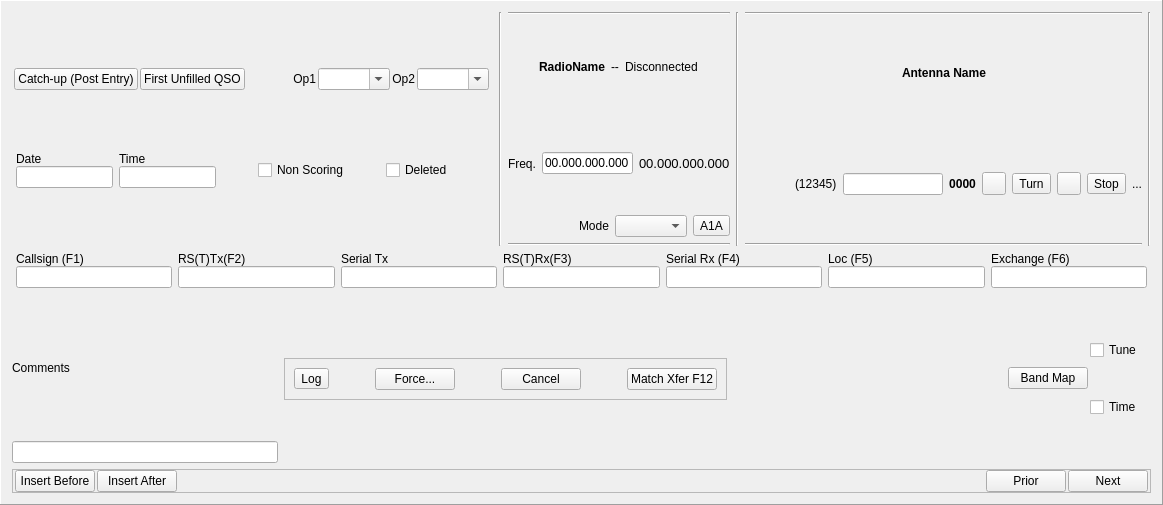
This is mqt/MqtLogger/qsologframe.ui in zsteva/backup-minos2 as Qt 5 draws it before an edit. The edited form follows.
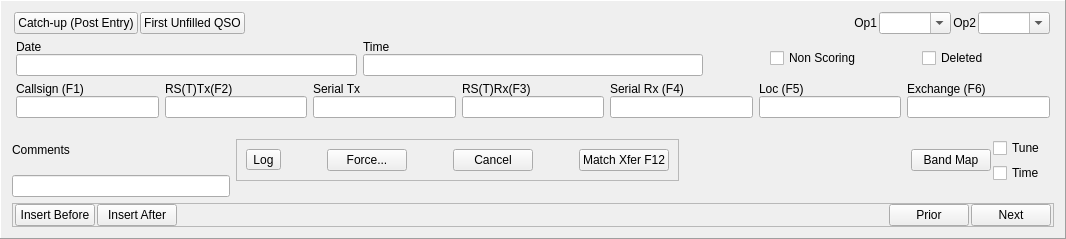
This is the edited form.

Patch:
```diff
--- a/mqt/MqtLogger/qsologframe.ui
+++ b/mqt/MqtLogger/qsologframe.ui
@@ -6,8 +6,8 @@
    <rect>
     <x>0</x>
     <y>0</y>
-    <width>1163</width>
-    <height>505</height>
+    <width>1066</width>
+    <height>239</height>
    </rect>
   </property>
   <property name="windowTitle">
@@ -22,8 +22,8 @@
   <property name="midLineWidth">
    <number>1</number>
   </property>
-  <layout class="QVBoxLayout" name="verticalLayout_21">
-   <item>
+  <layout class="QGridLayout" name="gridLayout">
+   <item row="0" column="0">
     <layout class="QVBoxLayout" name="verticalLayout_20">
      <item>
       <layout class="QHBoxLayout" name="horizontalLayout_20">
@@ -278,396 +278,7 @@
         </layout>
        </item>
        <item>
-        <layout class="QHBoxLayout" name="horizontalLayout_19">
-         <item>
-          <layout class="QHBoxLayout" name="horizontalLayout_12">
-           <item>
-            <widget class="Line" name="line_3">
-             <property name="orientation">
-              <enum>Qt::Vertical</enum>
-             </property>
-            </widget>
-           </item>
-           <item>
-            <layout class="QVBoxLayout" name="verticalLayout_13">
-             <item>
-              <widget class="Line" name="line">
-               <property name="orientation">
-                <enum>Qt::Horizontal</enum>
-               </property>
-              </widget>
-             </item>
-             <item>
-              <layout class="QVBoxLayout" name="verticalLayout_16">
-               <item>
-                <layout class="QHBoxLayout" name="horizontalLayout_16">
-                 <item>
-                  <spacer name="horizontalSpacer_2">
-                   <property name="orientation">
-                    <enum>Qt::Horizontal</enum>
-                   </property>
-                   <property name="sizeHint" stdset="0">
-                    <size>
-                     <width>40</width>
-                     <height>20</height>
-                    </size>
-                   </property>
-                  </spacer>
-                 </item>
-                 <item>
-                  <widget class="QLabel" name="radioName">
-                   <property name="font">
-                    <font>
-                     <weight>75</weight>
-                     <bold>true</bold>
-                    </font>
-                   </property>
-                   <property name="text">
-                    <string>RadioName</string>
-                   </property>
-                   <property name="alignment">
-                    <set>Qt::AlignCenter</set>
-                   </property>
-                  </widget>
-                 </item>
-                 <item>
-                  <widget class="QLabel" name="label_3">
-                   <property name="text">
-                    <string>--</string>
-                   </property>
-                  </widget>
-                 </item>
-                 <item>
-                  <widget class="QLabel" name="rigState">
-                   <property name="text">
-                    <string>Disconnected</string>
-                   </property>
-                  </widget>
-                 </item>
-                 <item>
-                  <spacer name="horizontalSpacer_15">
-                   <property name="orientation">
-                    <enum>Qt::Horizontal</enum>
-                   </property>
-                   <property name="sizeHint" stdset="0">
-                    <size>
-                     <width>40</width>
-                     <height>20</height>
-                    </size>
-                   </property>
-                  </spacer>
-                 </item>
-                </layout>
-               </item>
-               <item>
-                <layout class="QHBoxLayout" name="horizontalLayout_15">
-                 <item>
-                  <widget class="QLabel" name="freqlbl">
-                   <property name="font">
-                    <font>
-                     <weight>50</weight>
-                     <bold>false</bold>
-                    </font>
-                   </property>
-                   <property name="text">
-                    <string>Freq.</string>
-                   </property>
-                   <property name="alignment">
-                    <set>Qt::AlignCenter</set>
-                   </property>
-                  </widget>
-                 </item>
-                 <item>
-                  <widget class="QLineEdit" name="freqInput">
-                   <property name="inputMask">
-                    <string>99.999.999.999</string>
-                   </property>
-                   <property name="text">
-                    <string>00.000.000.000</string>
-                   </property>
-                   <property name="alignment">
-                    <set>Qt::AlignCenter</set>
-                   </property>
-                  </widget>
-                 </item>
-                 <item>
-                  <widget class="QLabel" name="freqDisplay">
-                   <property name="font">
-                    <font>
-                     <pointsize>10</pointsize>
-                    </font>
-                   </property>
-                   <property name="text">
-                    <string>00.000.000.000</string>
-                   </property>
-                  </widget>
-                 </item>
-                </layout>
-               </item>
-               <item>
-                <layout class="QHBoxLayout" name="horizontalLayout_14">
-                 <item>
-                  <spacer name="horizontalSpacer_5">
-                   <property name="orientation">
-                    <enum>Qt::Horizontal</enum>
-                   </property>
-                   <property name="sizeHint" stdset="0">
-                    <size>
-                     <width>40</width>
-                     <height>20</height>
-                    </size>
-                   </property>
-                  </spacer>
-                 </item>
-                 <item>
-                  <widget class="QLabel" name="ModeLabel">
-                   <property name="text">
-                    <string>Mode</string>
-                   </property>
-                  </widget>
-                 </item>
-                 <item>
-                  <widget class="QComboBox" name="ModeComboBoxGJV">
-                   <property name="focusPolicy">
-                    <enum>Qt::ClickFocus</enum>
-                   </property>
-                  </widget>
-                 </item>
-                 <item>
-                  <widget class="QToolButton" name="ModeButton">
-                   <property name="focusPolicy">
-                    <enum>Qt::ClickFocus</enum>
-                   </property>
-                   <property name="text">
-                    <string>A1A</string>
-                   </property>
-                  </widget>
-                 </item>
-                </layout>
-               </item>
-              </layout>
-             </item>
-             <item>
-              <widget class="Line" name="line_2">
-               <property name="orientation">
-                <enum>Qt::Horizontal</enum>
-               </property>
-              </widget>
-             </item>
-            </layout>
-           </item>
-           <item>
-            <widget class="Line" name="line_4">
-             <property name="orientation">
-              <enum>Qt::Vertical</enum>
-             </property>
-            </widget>
-           </item>
-          </layout>
-         </item>
-         <item>
-          <layout class="QHBoxLayout" name="horizontalLayout_18">
-           <item>
-            <layout class="QVBoxLayout" name="verticalLayout_17">
-             <item>
-              <widget class="Line" name="line_5">
-               <property name="orientation">
-                <enum>Qt::Horizontal</enum>
-               </property>
-              </widget>
-             </item>
-             <item>
-              <layout class="QVBoxLayout" name="verticalLayout">
-               <item>
-                <layout class="QHBoxLayout" name="horizontalLayout_11">
-                 <item>
-                  <spacer name="horizontalSpacer_13">
-                   <property name="orientation">
-                    <enum>Qt::Horizontal</enum>
-                   </property>
-                   <property name="sizeHint" stdset="0">
-                    <size>
-                     <width>40</width>
-                     <height>20</height>
-                    </size>
-                   </property>
-                  </spacer>
-                 </item>
-                 <item>
-                  <widget class="QLabel" name="antennaName">
-                   <property name="font">
-                    <font>
-                     <weight>75</weight>
-                     <bold>true</bold>
-                    </font>
-                   </property>
-                   <property name="text">
-                    <string>Antenna Name</string>
-                   </property>
-                  </widget>
-                 </item>
-                 <item>
-                  <spacer name="horizontalSpacer_14">
-                   <property name="orientation">
-                    <enum>Qt::Horizontal</enum>
-                   </property>
-                   <property name="sizeHint" stdset="0">
-                    <size>
-                     <width>78</width>
-                     <height>104</height>
-                    </size>
-                   </property>
-                  </spacer>
-                 </item>
-                </layout>
-               </item>
-               <item>
-                <layout class="QHBoxLayout" name="horizontalLayout_17">
-                 <item>
-                  <layout class="QHBoxLayout" name="horizontalLayout_6">
-                   <item>
-                    <spacer name="horizontalSpacer_4">
-                     <property name="orientation">
-                      <enum>Qt::Horizontal</enum>
-                     </property>
-                     <property name="sizeHint" stdset="0">
-                      <size>
-                       <width>58</width>
-                       <height>106</height>
-                      </size>
-                     </property>
-                    </spacer>
-                   </item>
-                   <item>
-                    <widget class="QLabel" name="DistSt">
-                     <property name="text">
-                      <string>(12345)</string>
-                     </property>
-                     <property name="margin">
-                      <number>0</number>
-                     </property>
-                    </widget>
-                   </item>
-                   <item>
-                    <widget class="QLineEdit" name="BrgSt">
-                     <property name="sizePolicy">
-                      <sizepolicy hsizetype="Preferred" vsizetype="Fixed">
-                       <horstretch>0</horstretch>
-                       <verstretch>0</verstretch>
-                      </sizepolicy>
-                     </property>
-                     <property name="focusPolicy">
-                      <enum>Qt::ClickFocus</enum>
-                     </property>
-                     <property name="frame">
-                      <bool>true</bool>
-                     </property>
-                    </widget>
-                   </item>
-                  </layout>
-                 </item>
-                 <item>
-                  <layout class="QHBoxLayout" name="horizontalLayout_2">
-                   <item>
-                    <widget class="QLabel" name="RotBrg">
-                     <property name="font">
-                      <font>
-                       <weight>75</weight>
-                       <bold>true</bold>
-                      </font>
-                     </property>
-                     <property name="frameShape">
-                      <enum>QFrame::NoFrame</enum>
-                     </property>
-                     <property name="text">
-                      <string>0000</string>
-                     </property>
-                     <property name="alignment">
-                      <set>Qt::AlignCenter</set>
-                     </property>
-                     <property name="margin">
-                      <number>5</number>
-                     </property>
-                    </widget>
-                   </item>
-                   <item>
-                    <widget class="QToolButton" name="RotateLeft">
-                     <property name="focusPolicy">
-                      <enum>Qt::NoFocus</enum>
-                     </property>
-                     <property name="text">
-                      <string/>
-                     </property>
-                     <property name="checkable">
-                      <bool>false</bool>
-                     </property>
-                    </widget>
-                   </item>
-                   <item>
-                    <widget class="QToolButton" name="Rotate">
-                     <property name="focusPolicy">
-                      <enum>Qt::NoFocus</enum>
-                     </property>
-                     <property name="text">
-                      <string>Turn</string>
-                     </property>
-                    </widget>
-                   </item>
-                   <item>
-                    <widget class="QToolButton" name="RotateRight">
-                     <property name="focusPolicy">
-                      <enum>Qt::NoFocus</enum>
-                     </property>
-                     <property name="text">
-                      <string/>
-                     </property>
-                     <property name="checkable">
-                      <bool>false</bool>
-                     </property>
-                    </widget>
-                   </item>
-                   <item>
-                    <widget class="QToolButton" name="StopRotate">
-                     <property name="focusPolicy">
-                      <enum>Qt::NoFocus</enum>
-                     </property>
-                     <property name="text">
-                      <string>Stop</string>
-                     </property>
-                    </widget>
-                   </item>
-                   <item>
-                    <widget class="QLabel" name="rotatorState">
-                     <property name="text">
-                      <string>...</string>
-                     </property>
-                    </widget>
-                   </item>
-                  </layout>
-                 </item>
-                </layout>
-               </item>
-              </layout>
-             </item>
-             <item>
-              <widget class="Line" name="line_6">
-               <property name="orientation">
-                <enum>Qt::Horizontal</enum>
-               </property>
-              </widget>
-             </item>
-            </layout>
-           </item>
-           <item>
-            <widget class="Line" name="line_7">
-             <property name="orientation">
-              <enum>Qt::Vertical</enum>
-             </property>
-            </widget>
-           </item>
-          </layout>
-         </item>
-        </layout>
+        <layout class="QHBoxLayout" name="horizontalLayout_19"/>
        </item>
       </layout>
      </item>
```
